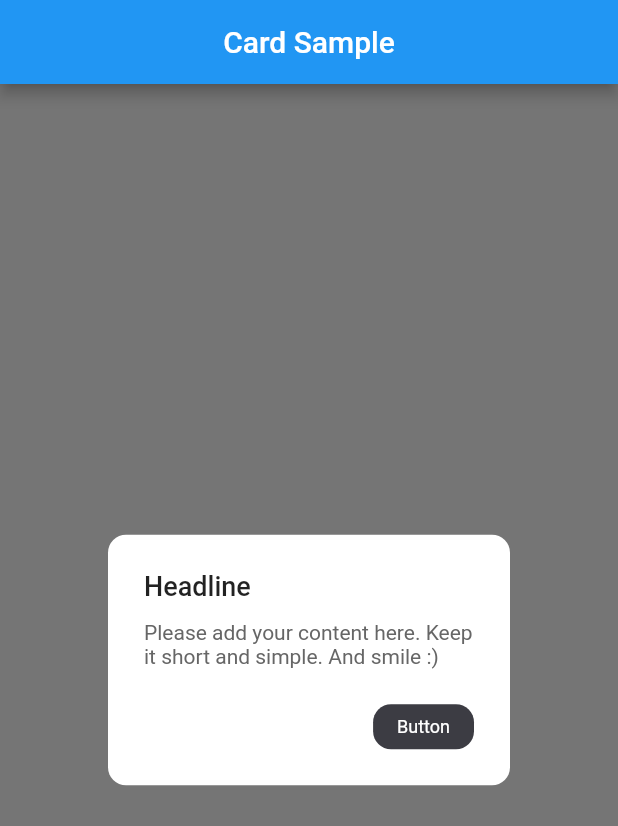
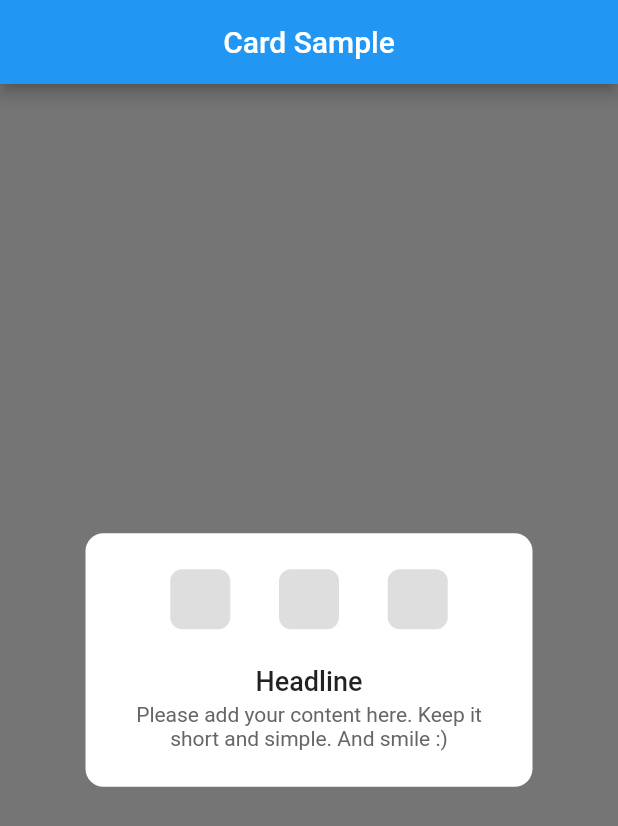
Before and after one commit to adicomdotir/my-mobile-training, a Flutter app: the CardTemplates screen opened directly, on a phone screen of 412 x 824 dp. Shown: the top 826 px of the screen. Run offline on Flutter 3.47's test engine with Material 2 defaults, Android fonts, the phone set to English and light mode, and no system bars; our stand-ins replace bloc, equatable, faker, file_picker, flutter_bloc, flutter_svg and 2 more; missing offline and left inert: dart:js, persian_datetime_picker; accounts and stored records are empty.

Commit message:
Add headline with three top

```diff
--- a/lib/card_templates/main.dart
+++ b/lib/card_templates/main.dart
@@ -26,7 +26,7 @@ class _CardTemplatesState extends State<CardTemplates> {
       body: Column(
         children: [
           Spacer(),
-          HeadlineButton(),
+          HeadlineWithThreeTop(),
           Spacer(),
         ],
       ),
@@ -197,3 +197,67 @@ class HeadlineButton extends StatelessWidget {
     );
   }
 }
+
+class HeadlineWithThreeTop extends StatelessWidget {
+  const HeadlineWithThreeTop({Key? key}) : super(key: key);
+
+  @override
+  Widget build(BuildContext context) {
+    return Center(
+      child: Container(
+        width: 298,
+        padding: EdgeInsets.all(24),
+        decoration: BoxDecoration(
+            borderRadius: BorderRadius.circular(12), color: Colors.white),
+        child: Column(
+          crossAxisAlignment: CrossAxisAlignment.center,
+          children: [
+            Row(
+              mainAxisAlignment: MainAxisAlignment.spaceEvenly,
+              children: [
+                Container(
+                  width: 40,
+                  height: 40,
+                  decoration: BoxDecoration(
+                      borderRadius: BorderRadius.circular(8),
+                      color: Color(0xFFDEDEDE)),
+                ),
+                Container(
+                  width: 40,
+                  height: 40,
+                  decoration: BoxDecoration(
+                      borderRadius: BorderRadius.circular(8),
+                      color: Color(0xFFDEDEDE)),
+                ),
+                Container(
+                  width: 40,
+                  height: 40,
+                  decoration: BoxDecoration(
+                      borderRadius: BorderRadius.circular(8),
+                      color: Color(0xFFDEDEDE)),
+                ),
+              ],
+            ),
+            SizedBox(
+              height: 24,
+            ),
+            Text(
+              'Headline',
+              style: TextStyle(fontSize: 18, fontWeight: FontWeight.w500),
+            ),
+            SizedBox(
+              height: 4,
+            ),
+            Text(
+                'Please add your content here. Keep it short and simple. And smile :) ',
+                textAlign: TextAlign.center,
+                style: TextStyle(
+                    fontSize: 14,
+                    fontWeight: FontWeight.w400,
+                    color: Color(0xFF666666))),
+          ],
+        ),
+      ),
+    );
+  }
+}
```
